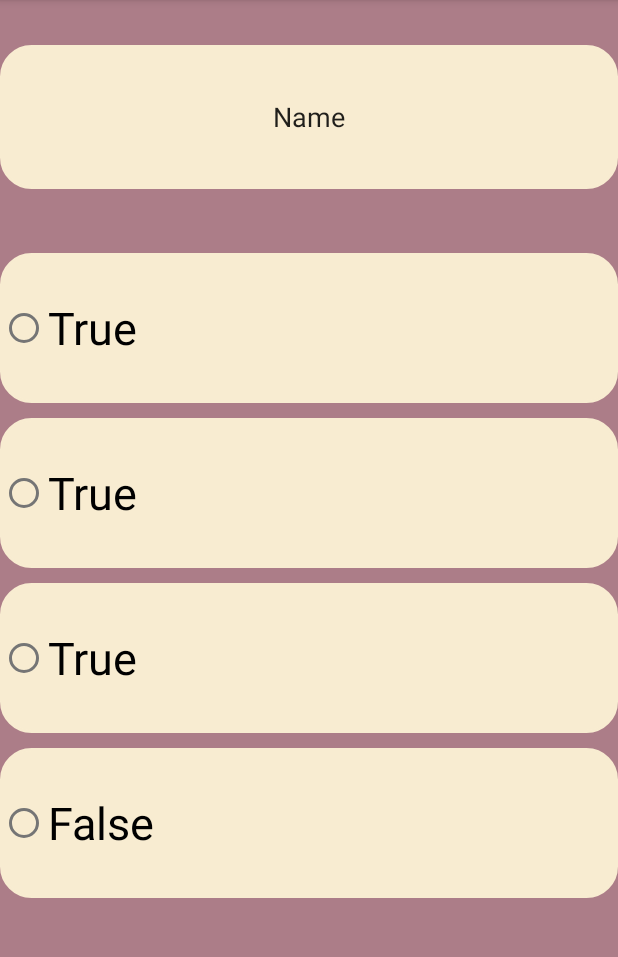
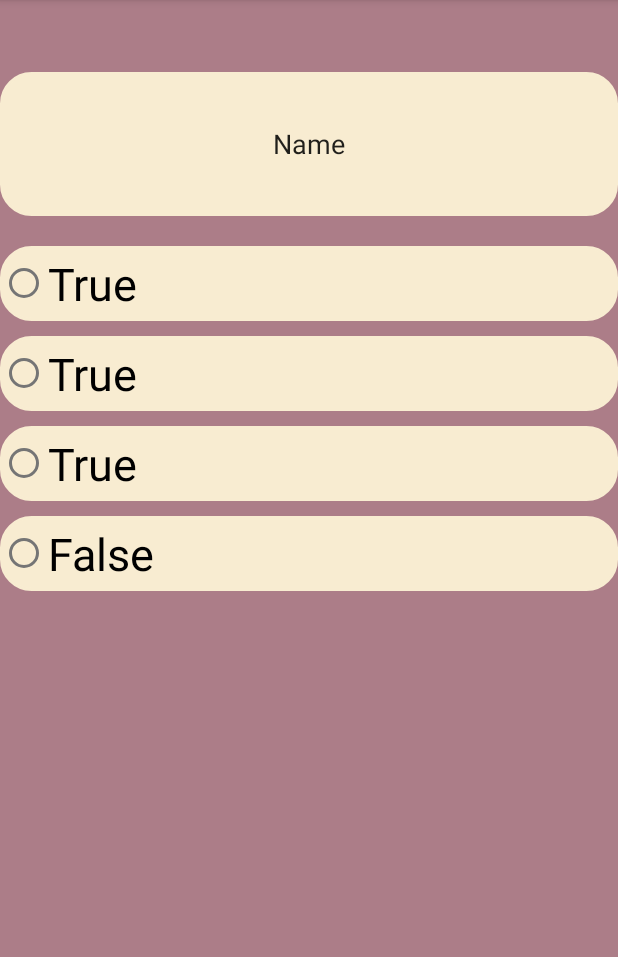
Before and after one commit to bino2003/finalprojectpuzzle2, an Android app: the fragment Choose shown on its own in the app's theme, on a phone screen of 412 x 824 dp, the part 84-1041 px from its top. Run offline under Robolectric (Android 15) with nearby library versions, the phone set to English and light mode, and no system bars.

```diff
--- a/app/src/main/assets/Puzzle.json
+++ b/app/src/main/assets/Puzzle.json
@@ -73,7 +73,7 @@
     "level_no": 2,
     "unlock_points": 6,
     "questions": [{
-      "id": 1,
+      "id": 5,
       "title": "شكل مجرة درب التبانة هو حلزوني",
       "answer_1": "",
       "answer_2": "",
@@ -89,7 +89,7 @@
       "hint": "شكل مجرة درب التبانة هو حلزوني"
     },
       {
-        "id": 2,
+        "id": 6,
         "title": "يسمى صغير الضفدع",
         "answer_1": "دنغل",
         "answer_2": "شرغوف",
@@ -105,7 +105,7 @@
         "hint": "صغير الضفدع هو الشرغوف"
       }
     ,{
-        "id": 3,
+        "id": 7,
         "title": "تعتبر ال....... هي أسرع المخلوقات البحرية",
         "answer_1": "",
         "answer_2": "",
--- a/app/src/main/java/com/example/finalprojectpuzzle/Choose.java
+++ b/app/src/main/java/com/example/finalprojectpuzzle/Choose.java
@@ -15,11 +15,12 @@ import com.example.finalprojectpuzzle.databinding.FragmentTruOrFalseBinding;
 public class Choose extends Fragment {
 
 
-    private static final String ARG_First_option = "param1";
-    private static final String ARG_Option_Two = "param2";
-    private static final String ARG_Option_Three = "param2";
-    private static final String ARG_Fourth_option = "param2";
-    private static final String ARG_questions = "param2";
+    private static final String ARG_First_option = "First_option";
+    private static final String ARG_Option_Two = "Option_Two";
+    private static final String ARG_Option_Three = "Option_Three";
+    private static final String ARG_Fourth_option = "Fourth_option";
+    private static final String ARG_questions = "questions";
+    private static final String ARG_true_Answer="true_Answer";
 
 
     private String Question;
@@ -27,13 +28,14 @@ public class Choose extends Fragment {
     private String Option_Two;
     private String Option_Three;
     private String Fourth_option ;
+    private String true_Answer ;
 
     public Choose() {
         // Required empty public constructor
     }
 
 
-    public static Choose newInstance(String Question, String First_option,String Option_Two,String Option_Three,String Fourth_option) {
+    public static Choose newInstance(String Question, String First_option,String Option_Two,String Option_Three,String Fourth_option ,String true_Answer) {
         Choose fragment = new Choose();
         Bundle args = new Bundle();
         args.putString(ARG_First_option, First_option);
@@ -41,6 +43,7 @@ public class Choose extends Fragment {
         args.putString(ARG_questions, Question);
         args.putString(ARG_Option_Two, Option_Two);
         args.putString(ARG_Fourth_option, Fourth_option);
+        args.putString(ARG_true_Answer, true_Answer);
         fragment.setArguments(args);
         return fragment;
     }
@@ -50,6 +53,7 @@ public class Choose extends Fragment {
         super.onCreate(savedInstanceState);
         if (getArguments() != null) {
             Question = getArguments().getString(ARG_questions);
+            true_Answer = getArguments().getString(ARG_true_Answer);
             First_option = getArguments().getString(ARG_First_option);
             Option_Three = getArguments().getString(ARG_Option_Three);
             Option_Two = getArguments().getString(ARG_Option_Two);
@@ -71,6 +75,7 @@ public class Choose extends Fragment {
 
 
 
+
         return v;
     }
 }
--- a/app/src/main/java/com/example/finalprojectpuzzle/LevelDao.java
+++ b/app/src/main/java/com/example/finalprojectpuzzle/LevelDao.java
@@ -11,12 +11,12 @@ import androidx.room.Update;
 import java.util.List;
 @Dao
 public interface LevelDao {
-    @Insert(onConflict = OnConflictStrategy.REPLACE)
+    @Insert(onConflict=OnConflictStrategy.REPLACE)
     void insertLevel(Level level);
     @Delete
     void deleteLevel(Level level);
     @Update
     void updateLevel(Level level);
-    @Query("select * from Level ")
+    @Query("select * from Level")
     LiveData<List<Level>> getAllLevel();
 }
--- a/app/src/main/res/layout/activity_level.xml
+++ b/app/src/main/res/layout/activity_level.xml
@@ -9,10 +9,10 @@
 
     <androidx.viewpager2.widget.ViewPager2
         android:id="@+id/viewPager2"
-        android:layout_width="407dp"
-        android:layout_height="535dp"
+        android:layout_width="408dp"
+        android:layout_height="465dp"
         android:layout_marginBottom="12dp"
-        android:background="@color/color2"
+        android:background="@color/color4"
         app:layout_constraintBottom_toTopOf="@+id/skip"
         app:layout_constraintEnd_toEndOf="parent"
         app:layout_constraintStart_toStartOf="parent">
--- a/app/src/main/res/layout/fragment_choose.xml
+++ b/app/src/main/res/layout/fragment_choose.xml
@@ -1,5 +1,6 @@
 <?xml version="1.0" encoding="utf-8"?>
-<FrameLayout xmlns:android="http://schemas.android.com/apk/res/android"
+<androidx.constraintlayout.widget.ConstraintLayout xmlns:android="http://schemas.android.com/apk/res/android"
+    xmlns:app="http://schemas.android.com/apk/res-auto"
     xmlns:tools="http://schemas.android.com/tools"
     android:layout_width="match_parent"
     android:layout_height="match_parent"
@@ -13,23 +14,29 @@
         android:layout_width="match_parent"
         android:layout_height="96dp"
         android:layout_gravity="center_horizontal"
-        android:layout_marginTop="30dp"
+        android:layout_marginTop="48dp"
         android:background="@drawable/et_login"
         android:ems="10"
         android:gravity="center"
         android:inputType="textPersonName"
         android:minHeight="48dp"
-        android:text="Name" />
+        android:text="Name"
+        app:layout_constraintEnd_toEndOf="parent"
+        app:layout_constraintStart_toStartOf="parent"
+        app:layout_constraintTop_toTopOf="parent" />
 
     <RadioGroup
+        android:id="@+id/radioGroup2"
         android:layout_width="match_parent"
         android:layout_height="wrap_content"
-        android:layout_gravity="center_horizontal|center_vertical">
+        android:layout_gravity="center_horizontal|center_vertical"
+        android:layout_marginTop="20dp"
+        app:layout_constraintTop_toBottomOf="@+id/et_question">
 
         <RadioButton
             android:id="@+id/First_option"
             android:layout_width="match_parent"
-            android:layout_height="100dp"
+            android:layout_height="50dp"
             android:layout_gravity="center"
             android:layout_marginBottom="10dp"
             android:background="@drawable/et_login"
@@ -39,7 +46,7 @@
         <RadioButton
             android:id="@+id/Option_Two"
             android:layout_width="match_parent"
-            android:layout_height="100dp"
+            android:layout_height="50dp"
             android:layout_gravity="center"
             android:layout_marginBottom="10dp"
             android:background="@drawable/et_login"
@@ -49,7 +56,7 @@
         <RadioButton
             android:id="@+id/Option_Three"
             android:layout_width="match_parent"
-            android:layout_height="100dp"
+            android:layout_height="50dp"
             android:layout_gravity="center"
             android:layout_marginBottom="10dp"
             android:background="@drawable/et_login"
@@ -59,11 +66,11 @@
         <RadioButton
             android:id="@+id/Fourth_option"
             android:layout_width="match_parent"
-            android:layout_height="100dp"
+            android:layout_height="50dp"
             android:layout_gravity="center"
             android:background="@drawable/et_login"
             android:text="False"
             android:textSize="30sp" />
     </RadioGroup>
 
-</FrameLayout>
+</androidx.constraintlayout.widget.ConstraintLayout>
```
Also changed, not shown: app/src/main/java/com/example/finalprojectpuzzle/Fill_in_the_blank.java (+19 -11 lines), app/src/main/java/com/example/finalprojectpuzzle/LevelActivity.java (+33 -3 lines), app/src/main/java/com/example/finalprojectpuzzle/Puzzle.java (+14 -0 lines), app/src/main/java/com/example/finalprojectpuzzle/PuzzleAdapter.java (added, +29 -0 lines), app/src/main/java/com/example/finalprojectpuzzle/TruOrFalse.java (+6 -3 lines), app/src/main/res/layout/fragment_fill_in_the_blank.xml (+16 -7 lines), app/src/main/res/layout/fragment_tru_or_false.xml (+22 -8 lines).
